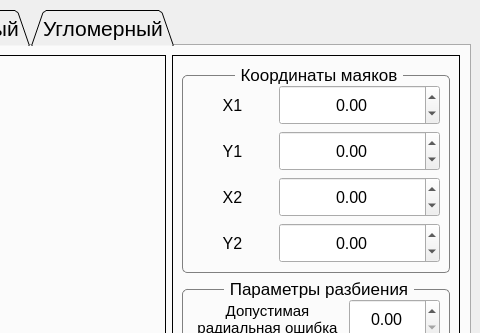
Qt form ui/mainGUI.ui (SaySmokeGraf/example_py_desktop) before a commit; both pictures show x 430 to 910 and y 0 to 333 of the 910 by 640 pixel window.
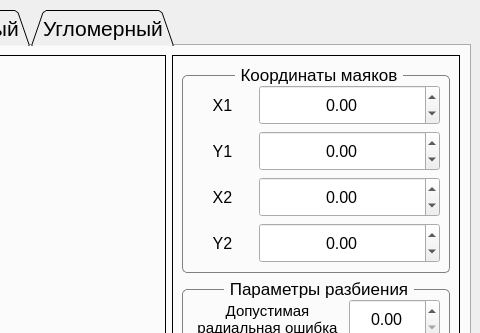
The same form after that commit.

Commit message: Небольшие правки в ГПИ

Patch:
```diff
--- a/ui/mainGUI.ui
+++ b/ui/mainGUI.ui
@@ -112,6 +112,8 @@
                  <property name="font">
                   <font>
                    <pointsize>13</pointsize>
+                   <weight>50</weight>
+                   <bold>false</bold>
                   </font>
                  </property>
                  <property name="styleSheet">
@@ -126,7 +128,7 @@
                  </property>
                  <layout class="QHBoxLayout" name="hlayout_groupbox_coords_m1">
                   <item>
-                   <layout class="QGridLayout" name="glayout_coords_m1" columnstretch="1,2">
+                   <layout class="QGridLayout" name="glayout_coords_m1" columnstretch="1,3">
                     <property name="sizeConstraint">
                      <enum>QLayout::SetDefaultConstraint</enum>
                     </property>
@@ -192,6 +194,8 @@
                       <property name="font">
                        <font>
                         <pointsize>12</pointsize>
+                        <weight>50</weight>
+                        <bold>false</bold>
                        </font>
                       </property>
                       <property name="text">
@@ -207,6 +211,8 @@
                       <property name="font">
                        <font>
                         <pointsize>12</pointsize>
+                        <weight>50</weight>
+                        <bold>false</bold>
                        </font>
                       </property>
                       <property name="text">
@@ -222,6 +228,8 @@
                       <property name="font">
                        <font>
                         <pointsize>12</pointsize>
+                        <weight>50</weight>
+                        <bold>false</bold>
                        </font>
                       </property>
                       <property name="text">
@@ -237,6 +245,8 @@
                       <property name="font">
                        <font>
                         <pointsize>12</pointsize>
+                        <weight>50</weight>
+                        <bold>false</bold>
                        </font>
                       </property>
                       <property name="text">
```
Left out of the diff: 8 changed lines with no effect on the pictures. The commit also changes 1 other file.
